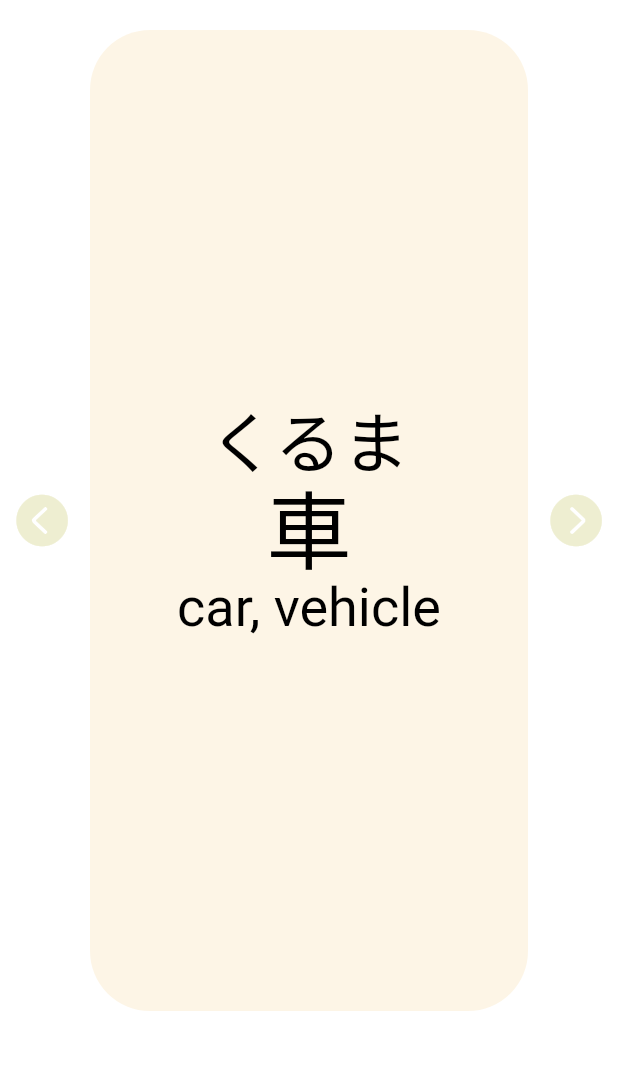
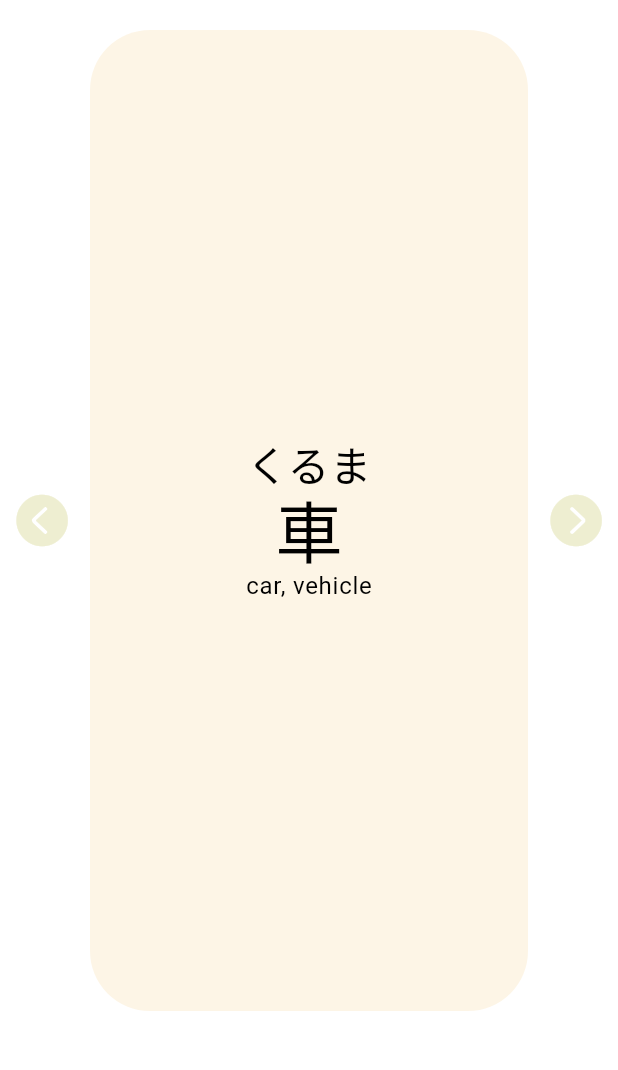
Before and after one commit to ShierChan/Stepper, a Flutter app: the screen it shows after launch, on a phone screen of 412 x 824 dp, the part 135-1205 px from its top. Run offline on Flutter 3.47's test engine with Material 3 defaults, Android fonts, the phone set to English and light mode, and no system bars.

Commit message:
(1) add padding for the word card (2) resize the text size

```diff
--- a/lib/color.dart
+++ b/lib/color.dart
@@ -31,6 +31,7 @@ class GlobalTheme {
           displayLarge: TextStyle(color: textColor),
           displayMedium: TextStyle(color: textColor),
           displaySmall: TextStyle(color: textColor),
+          headlineMedium: TextStyle(color: textColor),
         ));
   }
 
--- a/lib/main.dart
+++ b/lib/main.dart
@@ -159,6 +159,7 @@ class _StepperRootState extends State<StepperRoot> {
                 Container(
                   height: MediaQuery.of(context).size.height - 170,
                   width: MediaQuery.of(context).size.width - 120,
+                  padding: const EdgeInsets.all(20),
                   decoration: BoxDecoration(
                       color: Theme.of(context).colorScheme.onSurface,
                       borderRadius: BorderRadius.circular(40)),
@@ -167,13 +168,13 @@ class _StepperRootState extends State<StepperRoot> {
                     mainAxisSize: MainAxisSize.min,
                     children: [
                       Text(step >= 0 ? tanGoList[step].pronunciation : "",
-                          style: Theme.of(context).textTheme.displayMedium),
+                          style: Theme.of(context).textTheme.headlineMedium),
                       Text(
                         step >= 0 ? tanGoList[step].word : "",
-                        style: Theme.of(context).textTheme.displayLarge,
+                        style: Theme.of(context).textTheme.displayMedium,
                       ),
                       Text(step >= 0 ? tanGoList[step].meaning : "",
-                          style: Theme.of(context).textTheme.displaySmall),
+                          style: Theme.of(context).textTheme.bodyLarge),
                     ],
                   )),
                 ),
```
